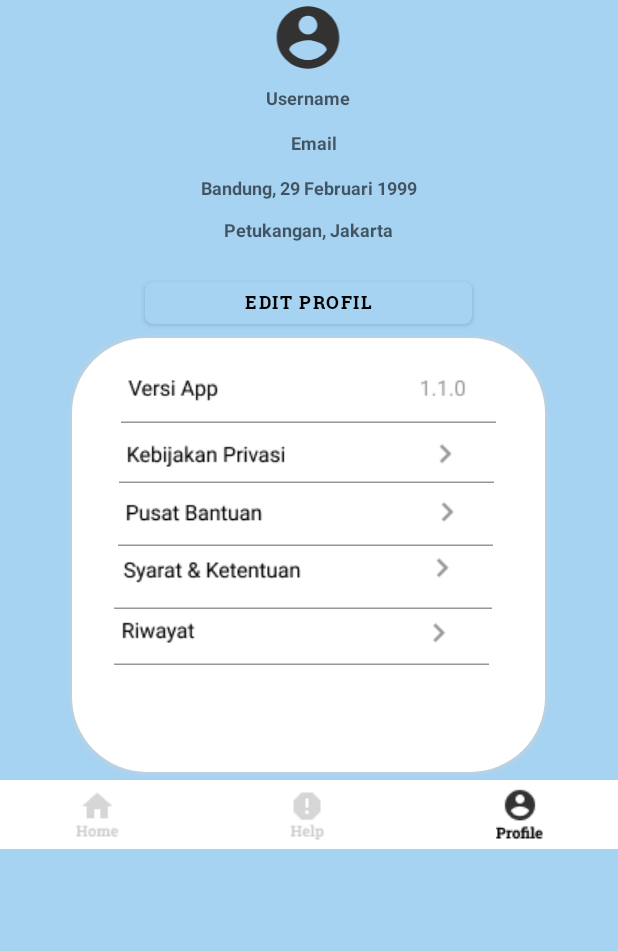
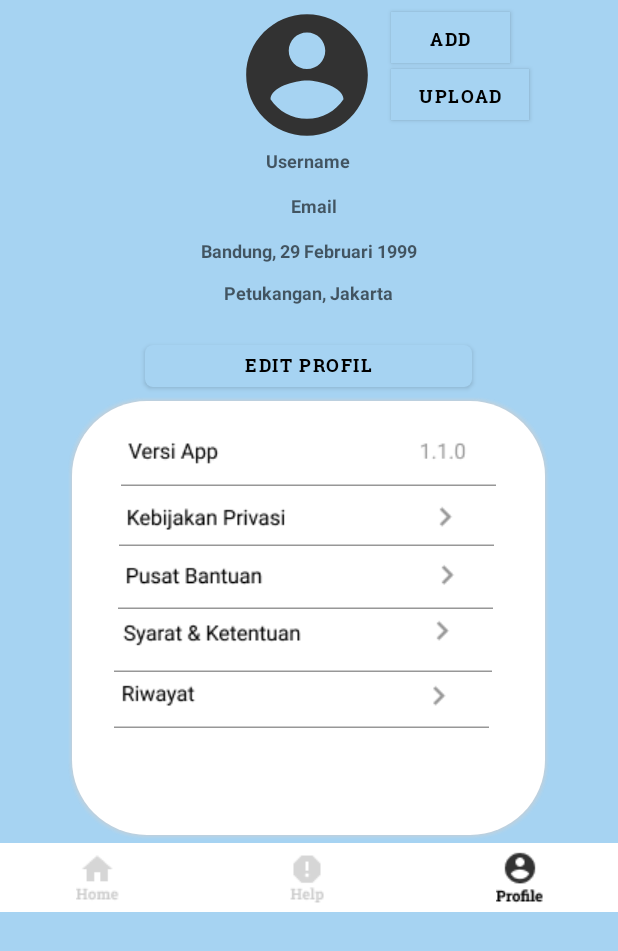
Before and after one commit to husni-zuhdi/Sapa.AI, an Android app: the ProfileActivity screen opened directly, with no data from a screen before it, on a phone screen of 412 x 824 dp. Shown: the top 951 px of the screen. Run offline under Robolectric (Android 15) with nearby library versions, the phone set to English and light mode, and no system bars; our stand-ins replace CircleImageView, Firebase (no records; nobody signed in at launch, a user with empty details on screens opened directly); 2 statements that could not run were skipped.

Commit message:
add circle image

```diff
--- a/app/build.gradle
+++ b/app/build.gradle
@@ -46,6 +46,7 @@ dependencies {
     implementation 'androidx.constraintlayout:constraintlayout:2.0.4'
     implementation 'androidx.navigation:navigation-fragment:2.3.5'
     implementation 'androidx.navigation:navigation-ui:2.3.5'
+    implementation 'de.hdodenhof:circleimageview:3.1.0'
     implementation 'androidx.legacy:legacy-support-v4:1.0.0'
     implementation 'androidx.lifecycle:lifecycle-livedata-ktx:2.3.1'
     implementation 'androidx.lifecycle:lifecycle-viewmodel-ktx:2.3.1'
--- a/app/src/main/res/layout/activity_profile.xml
+++ b/app/src/main/res/layout/activity_profile.xml
@@ -1,7 +1,6 @@
 <?xml version="1.0" encoding="utf-8"?>
 <androidx.constraintlayout.widget.ConstraintLayout xmlns:android="http://schemas.android.com/apk/res/android"
     xmlns:app="http://schemas.android.com/apk/res-auto"
-    xmlns:tools="http://schemas.android.com/tools"
     android:layout_width="match_parent"
     android:layout_height="match_parent"
     android:background="#A6D3F2">
@@ -20,6 +19,7 @@
         app:layout_constraintHorizontal_bias="0.494"
         app:layout_constraintStart_toStartOf="parent"
         app:layout_constraintTop_toBottomOf="@+id/view" />
+
 
     <ImageButton
         android:id="@+id/buttonHome"
@@ -66,16 +66,53 @@
         app:layout_constraintTop_toBottomOf="@+id/lokasi"
         app:layout_constraintVertical_bias="1.0" />
 
-    <ImageView
-        android:id="@+id/icon"
+    <de.hdodenhof.circleimageview.CircleImageView
+        android:id="@+id/photoPreview"
         android:layout_width="97dp"
-        android:layout_height="50dp"
+        android:layout_height="84dp"
         android:layout_centerHorizontal="true"
+        android:layout_marginStart="156dp"
+        android:layout_marginTop="8dp"
+        android:scaleType="centerCrop"
         android:src="@drawable/ic_profile"
-        app:layout_constraintEnd_toEndOf="parent"
-        app:layout_constraintHorizontal_bias="0.498"
         app:layout_constraintStart_toStartOf="parent"
         app:layout_constraintTop_toTopOf="parent" />
+
+    <Button
+        android:id="@+id/add_photo"
+        android:layout_width="79dp"
+        android:layout_height="34dp"
+        android:layout_marginStart="4dp"
+        android:layout_marginTop="8dp"
+        android:layout_marginEnd="56dp"
+        android:background="#FFF"
+        android:text="add"
+        android:textColor="#FF000000"
+        android:theme="@style/Theme_Bottom_Login"
+        app:cornerRadius="5dp"
+        app:layout_constraintEnd_toEndOf="parent"
+        app:layout_constraintHorizontal_bias="0.157"
+        app:layout_constraintStart_toEndOf="@+id/photoPreview"
+        app:layout_constraintTop_toTopOf="parent" />
+
+    <Button
+        android:id="@+id/upload_photo"
+        android:layout_width="92dp"
+        android:layout_height="34dp"
+        android:layout_marginStart="7dp"
+        android:layout_marginTop="4dp"
+        android:layout_marginEnd="40dp"
+        android:background="#FFF"
+        android:text="upload"
+        android:textColor="#FF000000"
+        android:theme="@style/Theme_Bottom_Login"
+        app:cornerRadius="5dp"
+        app:layout_constraintBottom_toTopOf="@+id/fieldUsername"
+        app:layout_constraintEnd_toEndOf="parent"
+        app:layout_constraintHorizontal_bias="0.0"
+        app:layout_constraintStart_toEndOf="@+id/photoPreview"
+        app:layout_constraintTop_toBottomOf="@+id/add_photo"
+        app:layout_constraintVertical_bias="0.0" />
 
     <View
         android:id="@+id/view"
@@ -94,15 +131,15 @@
         android:layout_height="30dp"
         android:ellipsize="end"
         android:gravity="center"
-        android:textColor="#FF000000"
         android:hint="Username"
         android:maxLines="1"
+        android:textColor="#FF000000"
         android:textSize="12sp"
         android:textStyle="bold"
         app:layout_constraintEnd_toEndOf="parent"
         app:layout_constraintHorizontal_bias="0.496"
         app:layout_constraintStart_toStartOf="parent"
-        app:layout_constraintTop_toBottomOf="@+id/icon" />
+        app:layout_constraintTop_toBottomOf="@+id/photoPreview" />
 
     <TextView
         android:id="@+id/ttl"
```
